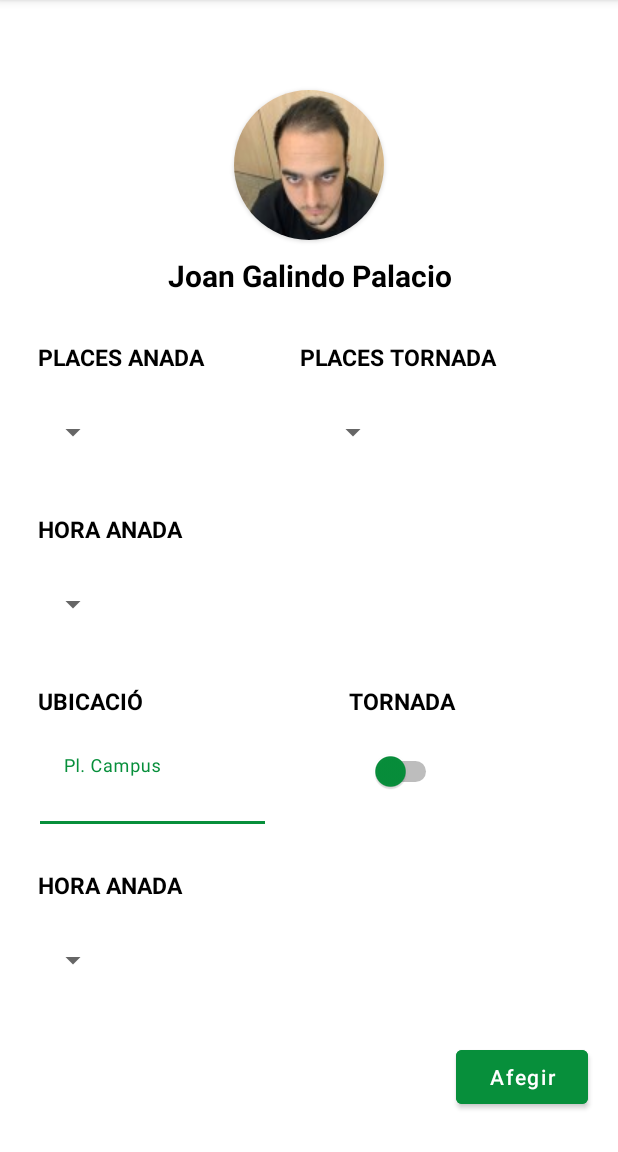
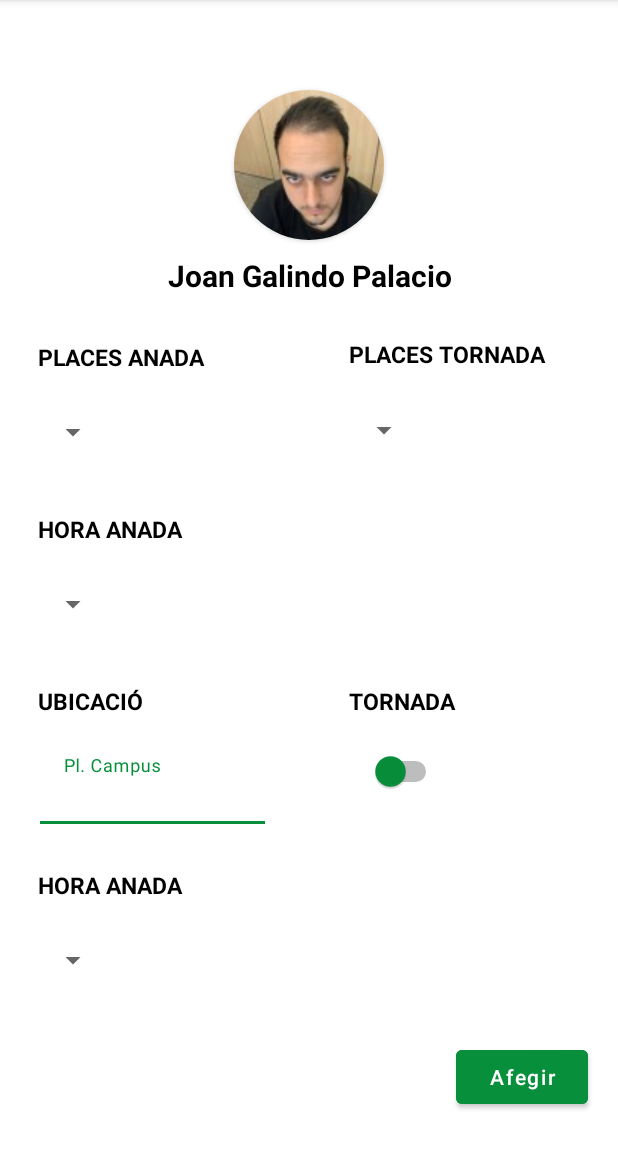
Before and after one commit to EnricLedo/Bergants, an Android app: the fragment AfegirCotxe shown on its own in the app's theme, on a phone screen of 412 x 824 dp, the part 84-1236 px from its top. Run offline under Robolectric (Android 15) with nearby library versions, the phone set to English and light mode, and no system bars.

Commit message:
Millora de disseny d'afegir cotxe, editar cotxe i login

```diff
--- a/app/src/main/res/layout/fragment_afegir_cotxe.xml
+++ b/app/src/main/res/layout/fragment_afegir_cotxe.xml
@@ -76,7 +76,8 @@
         app:layout_constraintEnd_toEndOf="parent"
         app:layout_constraintHorizontal_bias="0.068"
         app:layout_constraintStart_toStartOf="parent"
-        app:layout_constraintTop_toBottomOf="@+id/placesAnada" />
+        app:layout_constraintTop_toBottomOf="@+id/placesAnada"
+        tools:ignore="DuplicateSpeakableTextCheck" />
 
     <TextView
         android:id="@+id/placesTornada"
@@ -84,13 +85,13 @@
         android:layout_height="wrap_content"
         android:layout_gravity="end"
         android:layout_marginStart="200dp"
-        android:layout_marginTop="30dp"
+        android:layout_marginTop="28dp"
         android:text="@string/placesTornada"
         android:textColor="@color/negre"
         android:textSize="15sp"
         android:textStyle="bold"
         app:layout_constraintEnd_toEndOf="parent"
-        app:layout_constraintHorizontal_bias="0.0"
+        app:layout_constraintHorizontal_bias="0.524"
         app:layout_constraintStart_toStartOf="parent"
         app:layout_constraintTop_toBottomOf="@+id/nomUsuari" />
 
@@ -99,11 +100,11 @@
         android:layout_width="wrap_content"
         android:layout_height="48dp"
         android:layout_gravity="end"
-        android:layout_marginTop="15dp"
         android:layout_marginStart="200dp"
+        android:layout_marginTop="16dp"
         android:contentDescription="@string/desplegablePlacesAnada"
         app:layout_constraintEnd_toEndOf="parent"
-        app:layout_constraintHorizontal_bias="0.068"
+        app:layout_constraintHorizontal_bias="0.196"
         app:layout_constraintStart_toStartOf="parent"
         app:layout_constraintTop_toBottomOf="@+id/placesTornada" />
 
@@ -190,7 +191,8 @@
         android:text="@string/afegir"
         app:layout_constraintBottom_toBottomOf="parent"
         app:layout_constraintEnd_toEndOf="parent"
-        app:layout_constraintTop_toBottomOf="@+id/booleanAdmin" />
+        app:layout_constraintTop_toBottomOf="@+id/booleanAdmin"
+        tools:ignore="TextContrastCheck" />
 
     <com.google.android.material.textfield.TextInputLayout
         android:id="@+id/ubicacioTextInputLayout"
```
Also changed, not shown: app/src/main/res/layout/activity_login.xml (+12 -7 lines), app/src/main/res/layout/fragment_editar_cotxe.xml (+9 -7 lines).
